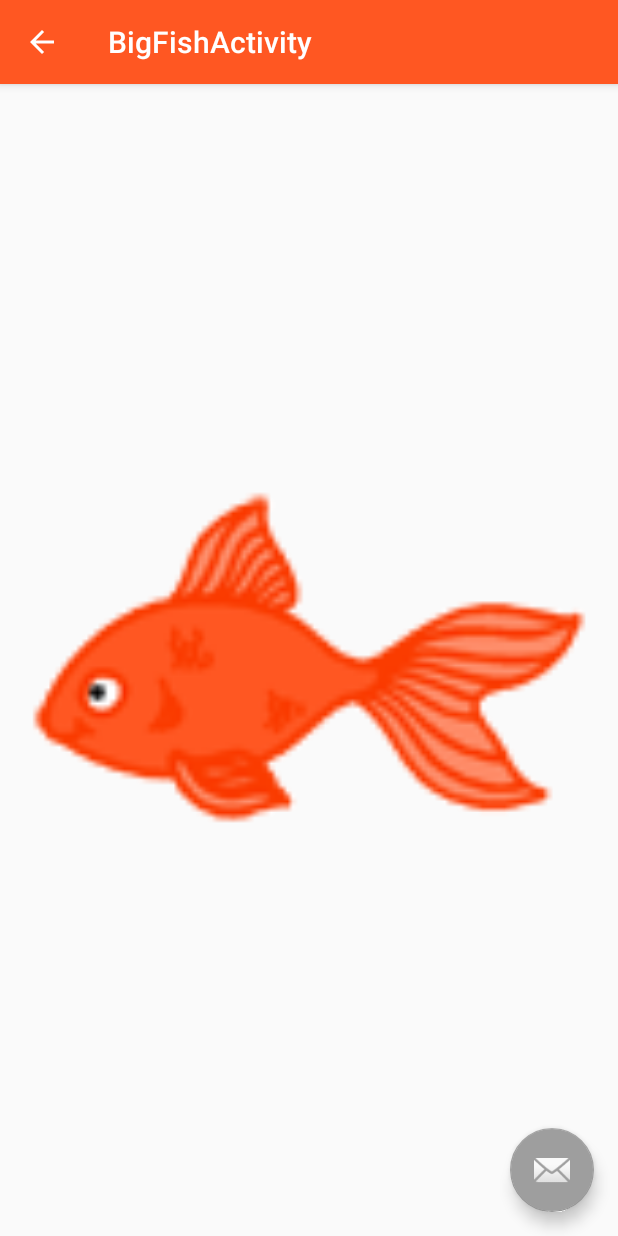
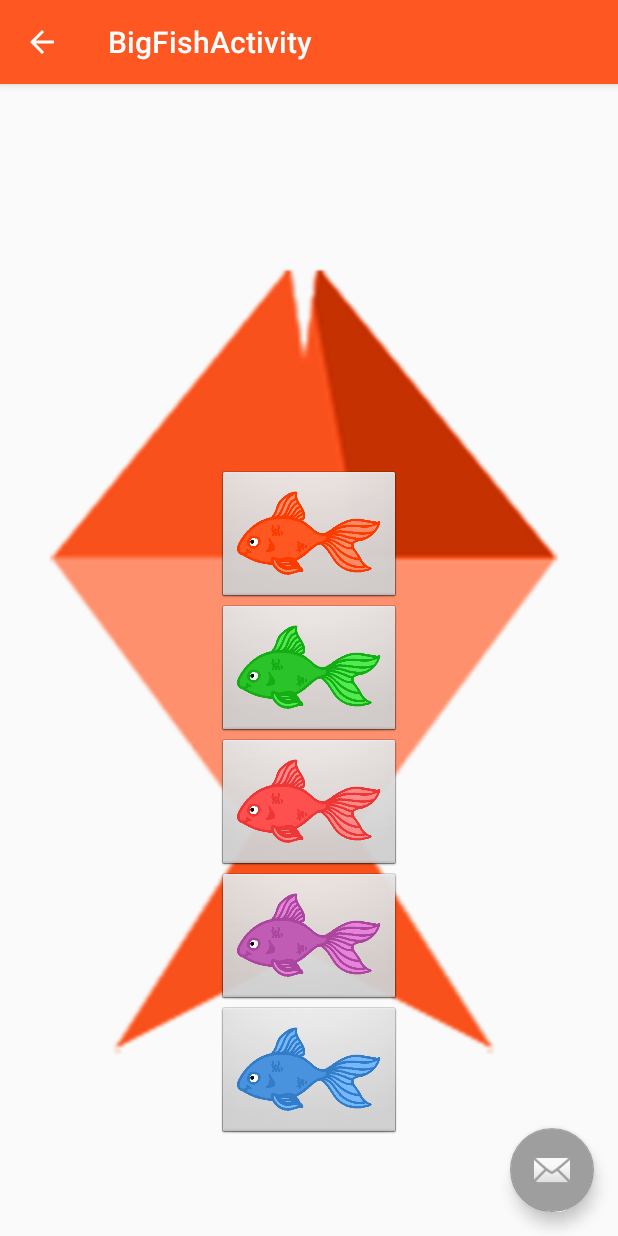
Before and after one commit to CrunchyTacos/GoldFish2, an Android app: the BigFishActivity screen opened directly, with no data from a screen before it, on a phone screen of 412 x 824 dp. Run offline under Robolectric (Android 15) with nearby library versions, the phone set to English and light mode, and no system bars; our stand-ins replace Volley; network calls fail.

Commit message:
Added the scales button options

```diff
--- a/app/src/main/java/group2/hackernews/BigFishActivity.java
+++ b/app/src/main/java/group2/hackernews/BigFishActivity.java
@@ -74,4 +74,24 @@ public class BigFishActivity extends AppCompatActivity {
         });
         getter.add(jsonObjectRequest);
     }
+
+    public void blueAction (View v){
+        Toast.makeText(getApplicationContext(),"Blue Scale Pressed", Toast.LENGTH_SHORT).show();
+    }
+
+    public void purpleAction (View v){
+        Toast.makeText(getApplicationContext(),"Purple Scale Pressed", Toast.LENGTH_SHORT).show();
+    }
+
+    public void redAction (View v){
+        Toast.makeText(getApplicationContext(),"Red Scale Pressed", Toast.LENGTH_SHORT).show();
+    }
+
+    public void greenAction (View v){
+        Toast.makeText(getApplicationContext(),"Green Scale Pressed", Toast.LENGTH_SHORT).show();
+    }
+
+    public void goldAction (View v){
+        Toast.makeText(getApplicationContext(),"Gold Scale Pressed", Toast.LENGTH_SHORT).show();
+    }
 }
--- a/app/src/main/res/layout/content_big_fish.xml
+++ b/app/src/main/res/layout/content_big_fish.xml
@@ -17,13 +17,92 @@
         android:layout_height="fill_parent"
         android:id="@+id/big_fish"
         android:contentDescription="@string/fish"
-        android:src="@drawable/fish_moving_small"
-        android:layout_alignParentLeft="true"
-        android:layout_marginLeft="0dp"
-        android:layout_alignParentTop="true"
-        android:layout_marginTop="0dp"
+        android:src="@drawable/logo_fish"
         android:minHeight="90dp"
         android:minWidth="90dp"
-        />
+        android:layout_alignParentStart="true"
+        android:layout_alignParentEnd="true"
+        android:layout_alignParentTop="true" />
+
+    <ImageButton
+        android:layout_width="wrap_content"
+        android:layout_height="wrap_content"
+        android:id="@+id/blueButton"
+        android:src="@drawable/blue_fish"
+        android:adjustViewBounds="true"
+        android:cropToPadding="false"
+        android:scaleType="fitXY"
+        android:maxHeight="90dp"
+        android:layout_marginBottom="48dp"
+        android:clickable="true"
+        android:contentDescription="@string/blueScaleString"
+        android:background="@android:drawable/btn_default"
+        android:layout_alignParentBottom="true"
+        android:layout_centerHorizontal="true"
+        android:onClick="blueAction" />
+
+    <ImageButton
+        android:layout_width="wrap_content"
+        android:layout_height="wrap_content"
+        android:id="@+id/purpleButton"
+        android:src="@drawable/purple_fish"
+        android:adjustViewBounds="true"
+        android:cropToPadding="false"
+        android:scaleType="fitXY"
+        android:maxHeight="90dp"
+        android:clickable="true"
+        android:contentDescription="@string/blueScaleString"
+        android:background="@android:drawable/btn_default"
+        android:layout_above="@+id/blueButton"
+        android:layout_alignStart="@+id/blueButton"
+        android:onClick="purpleAction" />
+
+    <ImageButton
+        android:layout_width="wrap_content"
+        android:layout_height="wrap_content"
+        android:id="@+id/redButton"
+        android:src="@drawable/red_fish"
+        android:adjustViewBounds="true"
+        android:cropToPadding="false"
+        android:scaleType="fitXY"
+        android:maxHeight="90dp"
+        android:clickable="true"
+        android:contentDescription="@string/blueScaleString"
+        android:background="@android:drawable/btn_default"
+        android:layout_above="@+id/purpleButton"
+        android:layout_centerHorizontal="true"
+        android:onClick="redAction" />
+
+    <ImageButton
+        android:layout_width="wrap_content"
+        android:layout_height="wrap_content"
+        android:id="@+id/greenButton"
+        android:src="@drawable/green_fish"
+        android:adjustViewBounds="true"
+        android:cropToPadding="false"
+        android:scaleType="fitXY"
+        android:maxHeight="90dp"
+        android:clickable="true"
+        android:contentDescription="@string/blueScaleString"
+        android:background="@android:drawable/btn_default"
+        android:layout_above="@+id/redButton"
+        android:layout_centerHorizontal="true"
+        android:onClick="greenAction" />
+
+    <ImageButton
+        android:layout_width="wrap_content"
+        android:layout_height="wrap_content"
+        android:id="@+id/goldButton"
+        android:src="@drawable/gold_fish"
+        android:adjustViewBounds="true"
+        android:cropToPadding="false"
+        android:scaleType="fitXY"
+        android:maxHeight="90dp"
+        android:clickable="true"
+        android:contentDescription="@string/blueScaleString"
+        android:background="@android:drawable/btn_default"
+        android:layout_above="@+id/greenButton"
+        android:layout_centerHorizontal="true"
+        android:onClick="goldAction" />
 
 </RelativeLayout>
--- a/app/src/main/res/values/strings.xml
+++ b/app/src/main/res/values/strings.xml
@@ -5,4 +5,5 @@
     <string name="fish">fish</string>
     <string name="logo">Logo To identify story</string>
     <string name="title_activity_big_fish">BigFishActivity</string>
+    <string name="blueScaleString">blue_fish scale</string>
 </resources>
```
Also changed, not shown: app/src/main/res/drawable/blue_fish.png (added), app/src/main/res/drawable/gold_fish.png (added), app/src/main/res/drawable/green_fish.png (added), app/src/main/res/drawable/logo_fish.png (added), app/src/main/res/drawable/purple_fish.png (added), app/src/main/res/drawable/red_fish.png (added).
